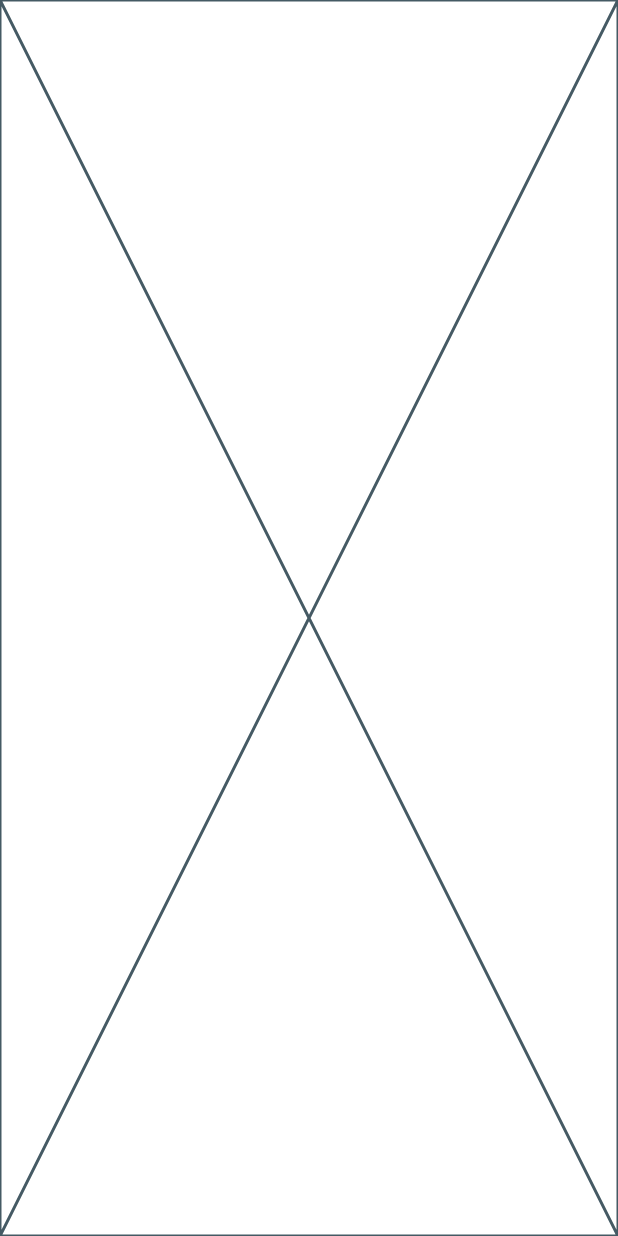
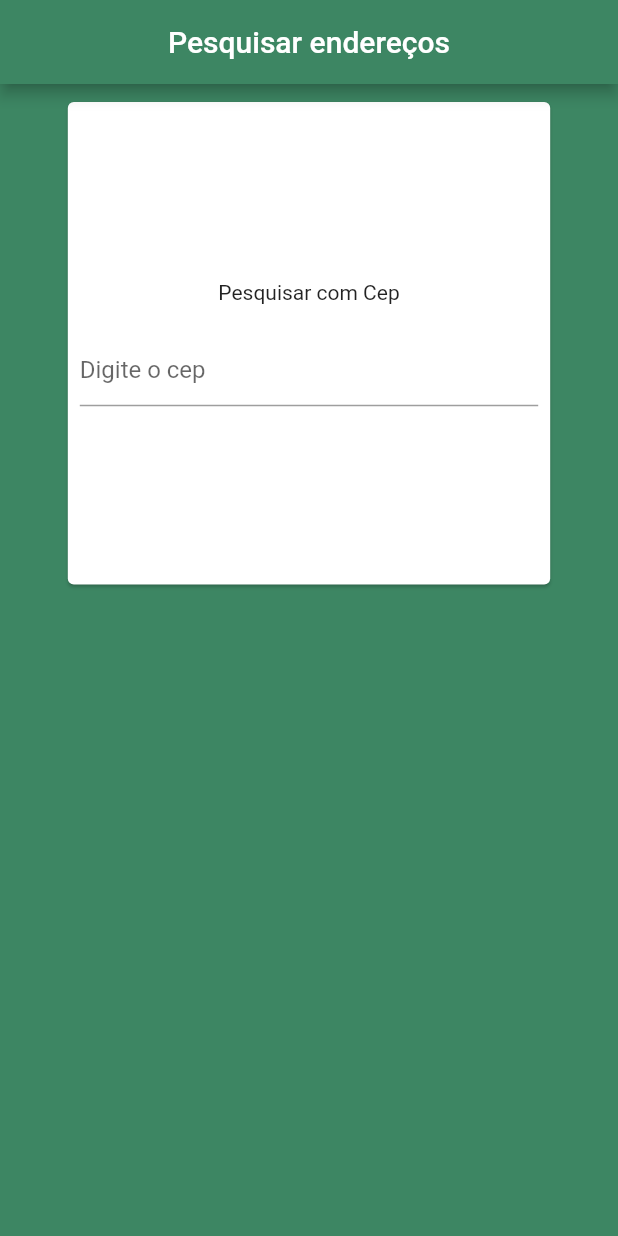
Before and after one commit to juanfernandez13/cep_app, a Flutter app: the screen it shows after launch, on a phone screen of 412 x 824 dp. Run offline on Flutter 3.47's test engine with Material 2 defaults, Android fonts, the phone set to English and light mode, and no system bars; our stand-ins replace dio.

Commit message:
:sparkles: feat: criando card de busca e implementando pesquisas

```diff
--- a/lib/pages/home_page.dart
+++ b/lib/pages/home_page.dart
@@ -1,3 +1,7 @@
+import 'package:cep_app/models/endereco_model.dart';
+import 'package:cep_app/repositories/endereco_repository.dart';
+import 'package:cep_app/repositories/impl/dio_endereco_repository.dart';
+import 'package:flutter/material.dart';
 import 'package:flutter/src/widgets/framework.dart';
 import 'package:flutter/src/widgets/placeholder.dart';
 
@@ -9,8 +13,159 @@ class HomePage extends StatefulWidget {
 }
 
 class _HomePageState extends State<HomePage> {
+  TextEditingController cepController = TextEditingController(text: "");
+  TextEditingController ufController = TextEditingController(text: "");
+  TextEditingController cidadeController = TextEditingController(text: "");
+  TextEditingController logradouroController = TextEditingController(text: "");
+  late EnderecoModel enderecoModel;
+  EnderecoRepository enderecoRepository = DioEnderecoRepository();
+  String valueDropdown = "Selecione um UF";
+  List<EnderecoModel> results = [];
+  final List<String> uf = [
+    "Selecione um UF",
+    "AC",
+    "AL",
+    "AP",
+    "BA",
+    "CE",
+    "DF",
+    "ES",
+    "GO",
+    "MA",
+    "MT",
+    "MS",
+    "MG",
+    "PR",
+    "PB",
+    "PE",
+    "PI",
+    "RJ",
+    "RN",
+    "RS",
+    "RO",
+    "RR",
+    "SC",
+    "SE",
+    "SP",
+    "TO",
+  ];
+
   @override
   Widget build(BuildContext context) {
-    return const Placeholder();
+    return SafeArea(
+        child: Scaffold(
+      resizeToAvoidBottomInset: false,
+      backgroundColor: Color.fromARGB(255, 61, 134, 99),
+      appBar: AppBar(
+        backgroundColor: Color.fromARGB(255, 61, 134, 99),
+        title: const Center(
+            child: Text(
+          "Pesquisar endereços",
+          textAlign: TextAlign.center,
+        )),
+      ),
+      body: Padding(
+        padding: const EdgeInsets.all(8.0),
+        child: Column(
+          children: [
+            SizedBox(
+              height: MediaQuery.of(context).size.height * 0.40,
+              width: MediaQuery.of(context).size.height * 0.40,
+              child: Card(
+                child: PageView(
+                  children: [
+                    Padding(
+                      padding: const EdgeInsets.all(8.0),
+                      child: Column(
+                        mainAxisAlignment: MainAxisAlignment.center,
+                        children: [
+                          const Text("Pesquisar com Cep"),
+                          const SizedBox(
+                            height: 20,
+                          ),
+                          TextField(
+                            controller: cepController,
+                            keyboardType: TextInputType.number,
+                            decoration:
+                                const InputDecoration(hintText: "Digite o cep"),
+                            onChanged: (value) async {
+                              if (cepController.text.length == 8) {
+                                results.add(await enderecoRepository
+                                    .obterEnderecoViaCep(cepController.text));
+                                setState(() {});
+                              }
+                            },
+                          )
+                        ],
+                      ),
+                    ),
+                    Padding(
+                      padding: const EdgeInsets.all(8.0),
+                      child: Column(
+                        mainAxisAlignment: MainAxisAlignment.center,
+                        children: [
+                          const Text("Pesquisar com endereço"),
+                          const SizedBox(
+                            height: 20,
+                          ),
+                          DropdownButton(
+                              menuMaxHeight:
+                                  MediaQuery.of(context).size.height * 0.3,
+                              value: valueDropdown,
+                              items: uf
+                                  .map((e) => DropdownMenuItem(
+                                      value: e, child: Text(e)))
+                                  .toList(),
+                              onChanged: (String? value) {
+                                setState(() => valueDropdown = value!);
+                              }),
+                          TextField(
+                            controller: cidadeController,
+                            keyboardType: TextInputType.number,
+                            decoration: const InputDecoration(
+                                hintText: "Digite sua cidade"),
+                          ),
+                          TextField(
+                            onChanged: (value) async {
+                              if (logradouroController.text.length > 3 &&
+                                  cidadeController.text.length > 3) {
+                                print(ufController.text);
+                                print(cidadeController.text);
+                                print(logradouroController.text);
+                                results =
+                                    await enderecoRepository.obterEnderecoDados(
+                                        valueDropdown,
+                                        cidadeController.text,
+                                        logradouroController.text);
+                                setState(() {});
+                              }
+                            },
+                            controller: logradouroController,
+                            keyboardType: TextInputType.number,
+                            decoration: const InputDecoration(
+                                hintText: "Digite seu logradouro"),
+                          )
+                        ],
+                      ),
+                    ),
+                  ],
+                ),
+              ),
+            ),
+            SizedBox(
+              height: MediaQuery.of(context).size.height * 0.4,
+              child: ListView.builder(
+                  itemCount: results.length,
+                  itemBuilder: (_, index) {
+                    return ListTile(
+                      leading: Text(results[index].logradouro),
+                      trailing: Text(results[index].bairro),
+                    );
+                  }),
+            )
+          ],
+        ),
+      ),
+    ));
   }
 }
```
